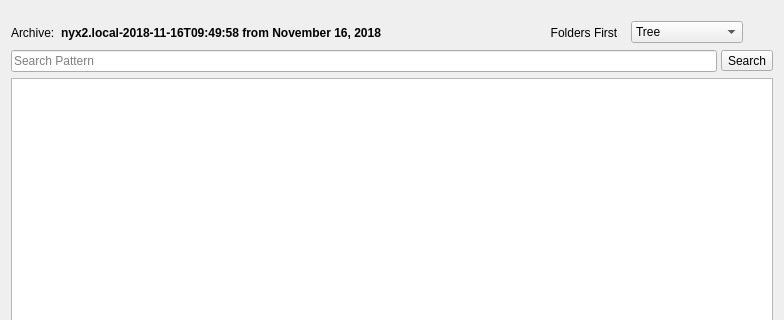
Qt form src/vorta/assets/UI/extractdialog.ui (borgbase/vorta) before a commit; both pictures show x 0 to 784 and y 0 to 320 of the 784 by 565 pixel window.
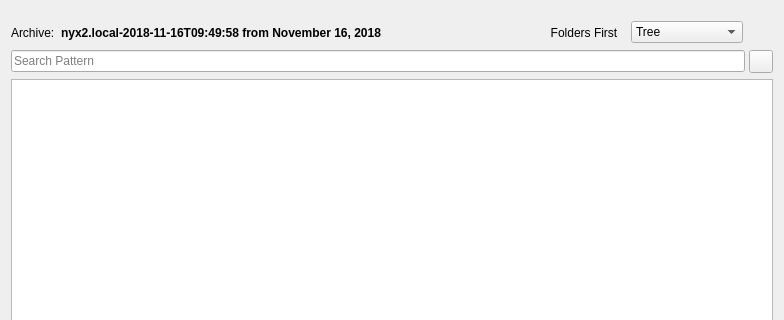
The same form after that commit.

Commit message: Added Search Icon

What changed in the file:
```diff
--- a/src/vorta/assets/UI/extractdialog.ui
+++ b/src/vorta/assets/UI/extractdialog.ui
@@ -133,9 +133,6 @@
          <property name="toolTip">
             <string>Submit Search</string>
          </property>
-         <property name="text">
-        <string>Search</string>
-       </property>
         </widget>
      </item>
 
```
Left out of the diff: 3 changed lines with no effect on the pictures. The commit also changes 4 other files.
